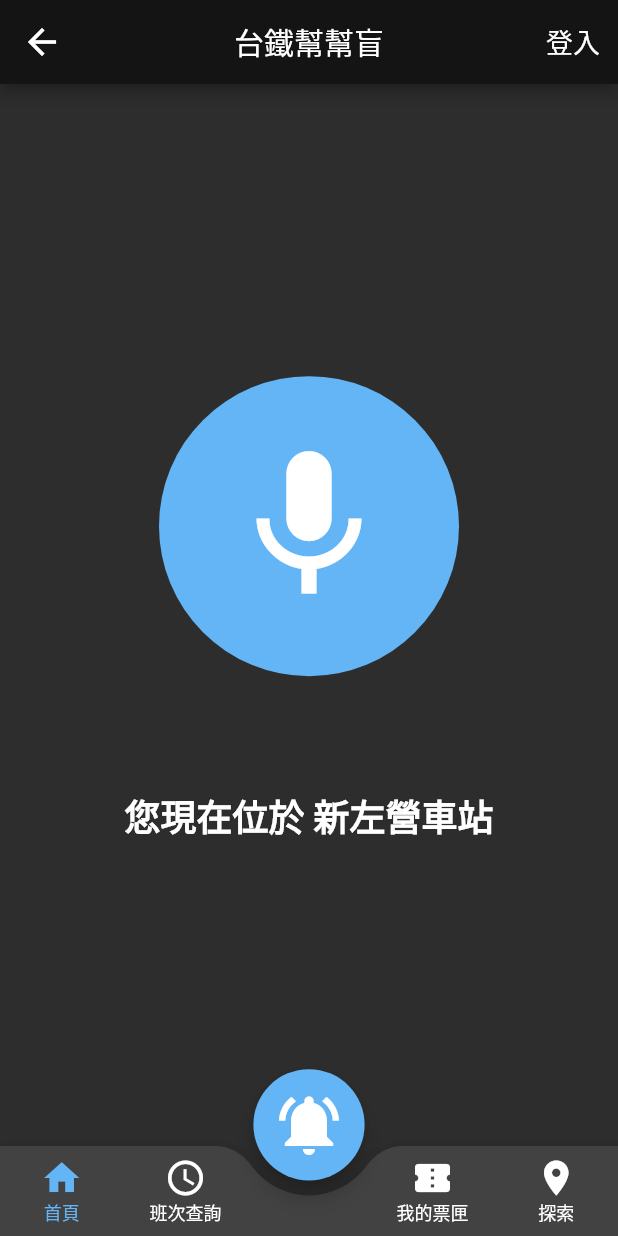
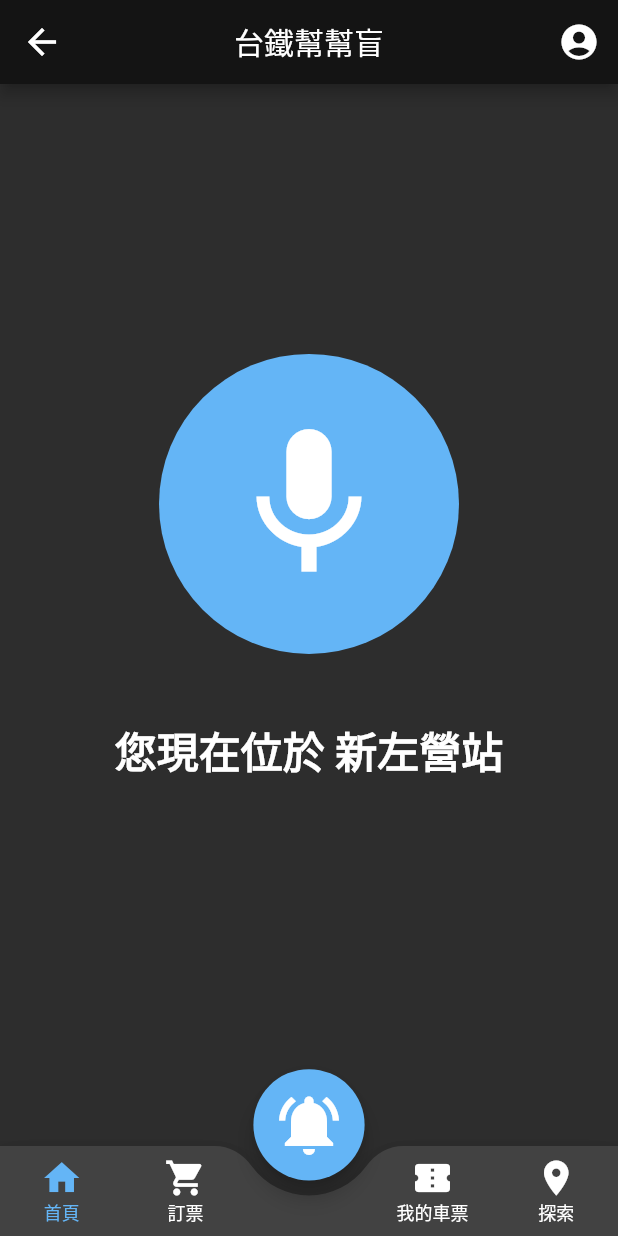
Before and after one commit to IamPurpleRed/TRA_Helper_Client, a Flutter app: the MainFrame screen opened by its route, on a phone screen of 412 x 824 dp. Run offline on Flutter 3.47's test engine with Material 2 defaults, Android fonts, the phone set to English and light mode, and no system bars; drawn by our look-alikes of avatar_glow; our stand-ins replace dio, flutter_spinkit, flutter_tts, package_info_plus, shared_preferences, speech_to_text and 1 more; missing offline and left inert: dialog_flowtter; accounts and stored records are empty.

Commit message:
feat: 語音互動介面

```diff
--- a/lib/config/constants.dart
+++ b/lib/config/constants.dart
@@ -1,4 +1,5 @@
 class Constants {
   static const double defaultIconSize = 28.0;
+  static const double contentTextSize = 18.0;
   static const double smallDeviceHeight = 700.0;
 }
--- a/lib/screens/home_page.dart
+++ b/lib/screens/home_page.dart
@@ -31,8 +31,8 @@
             crossAxisAlignment: CrossAxisAlignment.center,
             children: [
               SizedBox(
-                width: vw * 0.65,
-                height: vw * 0.65,
+                width: vh * 0.25,
+                height: vh * 0.25,
                 child: AvatarGlow(
                   animate: isPressing,
                   endRadius: 150.0,
@@ -50,21 +50,23 @@
               ),
               AnimatedContainer(
                 duration: HomePage.animateTime,
-                height: hasVoiceInteractionField ? 0 : vh * 0.05,
+                height: hasVoiceInteractionField ? vh * 0.01 : vh * 0.05,
               ),
               const Text(
-                '您現在位於 新左營車站',
+                '您現在位於 新左營站',
                 style: TextStyle(
-                  fontSize: 24,
+                  fontSize: 28.0,
                   fontWeight: FontWeight.bold,
                 ),
               ),
               SizedBox(height: vh * 0.05),
               AnimatedContainer(
                 duration: HomePage.animateTime,
-                height: hasVoiceInteractionField ? vh * 0.35 : 0,
-                child: VoiceInterationField(key: widget.voiceInteractionFieldKey),
+                width: vw * 0.9,
+                height: hasVoiceInteractionField ? vh * 0.32 : 0,
+                child: SingleChildScrollView(child: VoiceInterationField(key: widget.voiceInteractionFieldKey)),
               ),
+              SizedBox(height: vh * 0.03),
             ],
           ),
         ),
--- a/lib/screens/main_frame.dart
+++ b/lib/screens/main_frame.dart
@@ -19,13 +19,13 @@
   ];
   static const List<String> _pageTitles = [
     '台鐵幫幫盲',
-    '班次查詢',
-    '我的票匣',
+    '訂票',
+    '我的車票',
     '探索',
   ];
   static const List<IconData> _pageIcons = [
     Icons.home,
-    Icons.schedule,
+    Icons.shopping_cart,
     Icons.confirmation_number,
     Icons.location_on,
   ];
@@ -52,7 +52,7 @@
           Padding(
             padding: EdgeInsets.all(12),
             child: Center(
-              child: loginStatus ? Text('登入', style: TextStyle(fontSize: 18)) : Icon(Icons.account_circle),
+              child: Icon(Icons.account_circle),
             ),
           ),
         ],
```
Also changed, not shown: lib/widgets/voice_interaction_field.dart (+50 -2 lines).
